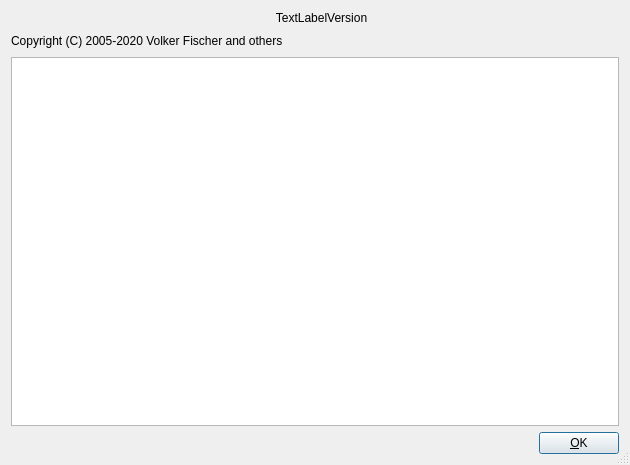
The window that src/aboutdlgbase.ui (jamulussoftware/jamulus) describes before a commit, drawn with Qt 5.
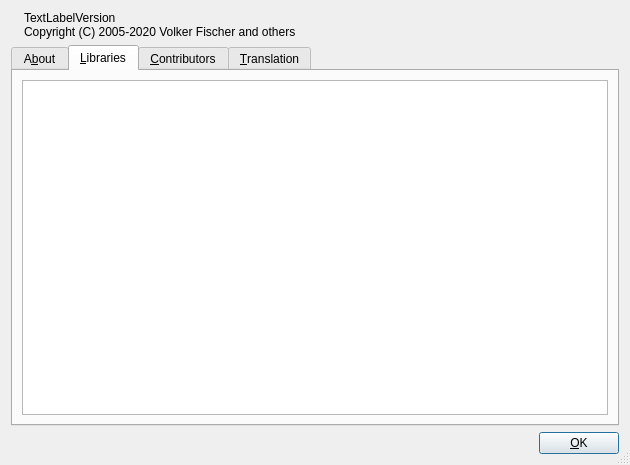
The same window after the commit. The open tabs and pages were chosen to show the change. Icons and pictures are not drawn.

Commit message: first tests of new about dialog

Patch:
```diff
--- a/src/aboutdlgbase.ui
+++ b/src/aboutdlgbase.ui
@@ -30,98 +30,42 @@
    <item>
     <layout class="QHBoxLayout">
      <item>
-      <layout class="QVBoxLayout">
-       <item>
-        <layout class="QHBoxLayout">
-         <property name="spacing">
-          <number>6</number>
-         </property>
-         <property name="leftMargin">
-          <number>0</number>
-         </property>
-         <property name="topMargin">
-          <number>0</number>
-         </property>
-         <property name="rightMargin">
-          <number>0</number>
-         </property>
-         <property name="bottomMargin">
-          <number>0</number>
-         </property>
-         <item>
-          <widget class="QLabel" name="PixmapLabelDreamLogo">
+      <widget class="QLabel" name="pxlLogo">
            <property name="sizePolicy">
-            <sizepolicy hsizetype="Fixed" vsizetype="Fixed">
+        <sizepolicy hsizetype="Preferred" vsizetype="Preferred">
              <horstretch>0</horstretch>
              <verstretch>0</verstretch>
             </sizepolicy>
            </property>
+       <property name="text">
+        <string/>
+       </property>
            <property name="pixmap">
-            <pixmap/>
-           </property>
-           <property name="scaledContents">
-            <bool>true</bool>
-           </property>
-           <property name="wordWrap">
-            <bool>false</bool>
-           </property>
-          </widget>
-         </item>
-         <item>
-          <widget class="QLabel" name="lblVersion">
-           <property name="sizePolicy">
-            <sizepolicy hsizetype="Expanding" vsizetype="Preferred">
-             <horstretch>0</horstretch>
-             <verstretch>0</verstretch>
-            </sizepolicy>
-           </property>
-           <property name="text">
-            <string>TextLabelVersion</string>
+        <pixmap resource="resources.qrc">:/png/main/res/fronticon.png</pixmap>
            </property>
            <property name="alignment">
             <set>Qt::AlignCenter</set>
            </property>
+      </widget>
+     </item>
+     <item>
+      <layout class="QVBoxLayout">
+       <property name="spacing">
+        <number>0</number>
+       </property>
+       <item>
+        <widget class="QLabel" name="lblVersion">
+         <property name="text">
+          <string>TextLabelVersion</string>
+         </property>
            <property name="wordWrap">
             <bool>false</bool>
            </property>
-          </widget>
-         </item>
-        </layout>
-       </item>
-       <item>
-        <layout class="QHBoxLayout">
-         <property name="spacing">
-          <number>6</number>
-         </property>
-         <property name="leftMargin">
-          <number>0</number>
-         </property>
-         <property name="topMargin">
-          <number>0</number>
-         </property>
-         <property name="rightMargin">
-          <number>0</number>
-         </property>
-         <property name="bottomMargin">
-          <number>0</number>
-         </property>
-         <item>
-          <layout class="QVBoxLayout">
-           <property name="spacing">
-            <number>6</number>
-           </property>
-           <property name="leftMargin">
-            <number>0</number>
-           </property>
-           <property name="topMargin">
-            <number>0</number>
-           </property>
-           <property name="rightMargin">
-            <number>0</number>
-           </property>
-           <property name="bottomMargin">
-            <number>0</number>
-           </property>
+         <property name="margin">
+          <number>2</number>
+         </property>
+        </widget>
+       </item>
            <item>
             <widget class="QLabel" name="lblCopyright">
              <property name="text">
@@ -130,12 +74,15 @@
              <property name="wordWrap">
               <bool>false</bool>
              </property>
+         <property name="margin">
+          <number>2</number>
+         </property>
             </widget>
            </item>
           </layout>
          </item>
          <item>
-          <spacer>
+      <spacer name="horizontalSpacer">
            <property name="orientation">
             <enum>Qt::Horizontal</enum>
            </property>
@@ -144,7 +91,7 @@
            </property>
            <property name="sizeHint" stdset="0">
             <size>
-             <width>20</width>
+         <width>40</width>
              <height>20</height>
             </size>
            </property>
@@ -152,12 +99,68 @@
          </item>
         </layout>
        </item>
+   <item>
+    <widget class="QTabWidget" name="tabWidget">
+     <property name="currentIndex">
+      <number>0</number>
+     </property>
+     <widget class="QWidget" name="tab">
+      <attribute name="title">
+       <string>A&amp;bout</string>
+      </attribute>
+      <layout class="QHBoxLayout" name="horizontalLayout">
+       <item>
+        <widget class="QTextBrowser" name="txvAbout">
+         <property name="openExternalLinks">
+          <bool>true</bool>
+         </property>
+        </widget>
+       </item>
       </layout>
-     </item>
-    </layout>
-   </item>
+     </widget>
+     <widget class="QWidget" name="tab_2">
+      <attribute name="title">
+       <string>&amp;Libraries</string>
+      </attribute>
+      <layout class="QHBoxLayout" name="horizontalLayout_2">
+       <item>
+        <widget class="QTextBrowser" name="txvLibraries">
+         <property name="openExternalLinks">
+          <bool>true</bool>
+         </property>
+        </widget>
+       </item>
+      </layout>
+     </widget>
+     <widget class="QWidget" name="tab_3">
+      <attribute name="title">
+       <string>&amp;Contributors</string>
+      </attribute>
+      <layout class="QHBoxLayout" name="horizontalLayout_3">
+       <item>
+        <widget class="QTextBrowser" name="txvContributors">
+         <property name="openExternalLinks">
+          <bool>true</bool>
+         </property>
+        </widget>
+       </item>
+      </layout>
+     </widget>
+     <widget class="QWidget" name="tab_4">
+      <attribute name="title">
+       <string>&amp;Translation</string>
+      </attribute>
+      <layout class="QHBoxLayout" name="horizontalLayout_4">
    <item>
-    <widget class="QTextBrowser" name="txvCredits"/>
+        <widget class="QTextBrowser" name="txvTranslation">
+         <property name="openExternalLinks">
+          <bool>true</bool>
+         </property>
+        </widget>
+       </item>
+      </layout>
+     </widget>
+    </widget>
    </item>
    <item>
     <layout class="QHBoxLayout">
```
Left out of the diff: 4 changed lines with no effect on the pictures. Lines whose indentation alone changed are shown as unchanged. The commit also changes 1 other file.
